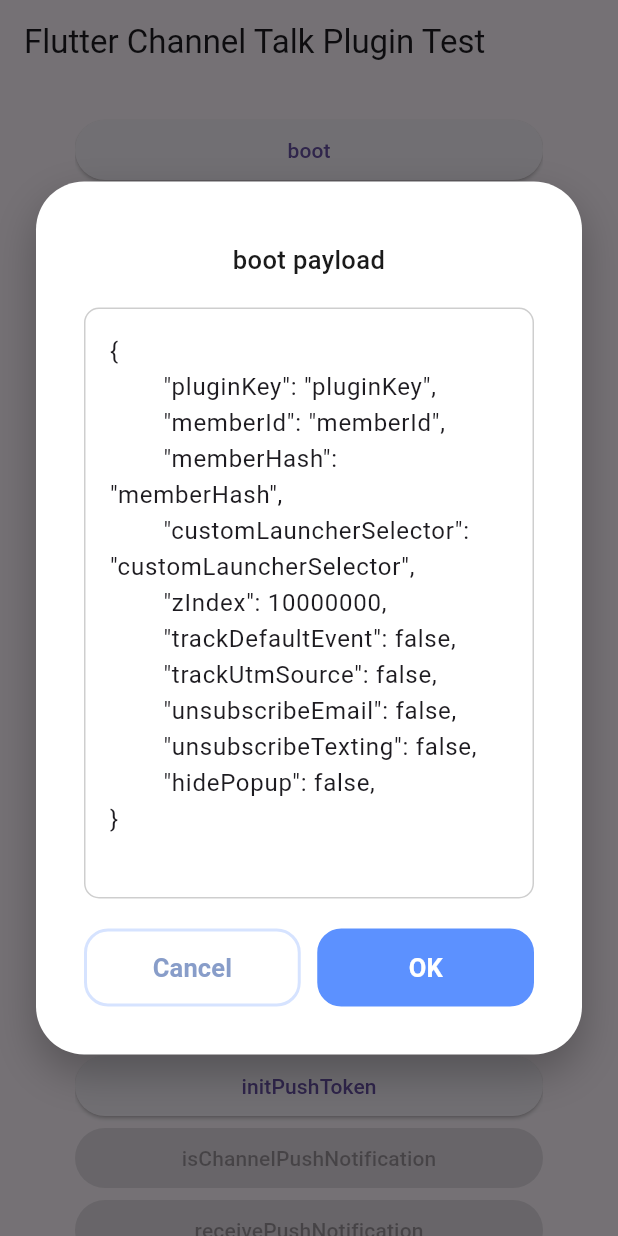
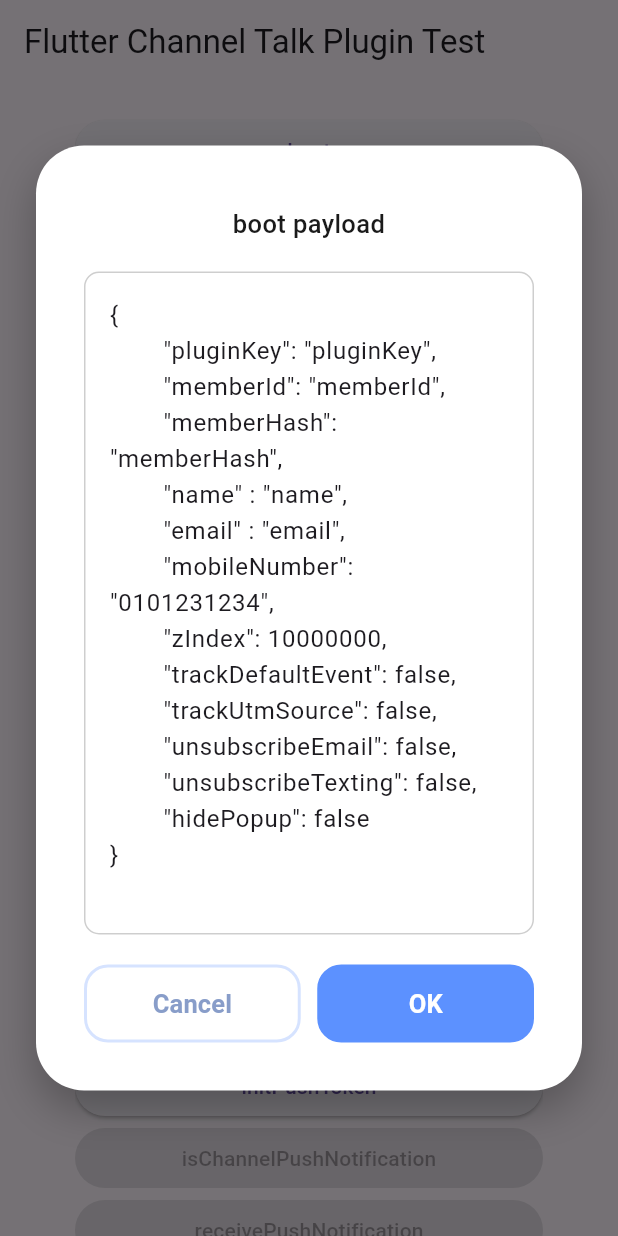
Before and after one commit to turlvo/channel_talk_flutter, a Flutter app: the screen it shows after launch, after a tap on "bootForWeb", on a phone screen of 412 x 824 dp. Run offline on Flutter 3.47's test engine with Material 3 defaults, Android fonts, the phone set to English and light mode, and no system bars; our stand-ins replace js, plugin_platform_interface, toast; missing offline and left inert: dart:js.

Commit message:
changed bootForWeb profile object to each field

```diff
--- a/example/lib/main.dart
+++ b/example/lib/main.dart
@@ -252,7 +252,7 @@
         "memberHash": "memberHash",
         "email": "email",
         "name": "name",
-        "mobileNumber": "mobileNumber",
+        "mobileNumber": "0101231234",
         "avatarUrl": "avatarUrl",
         "unsubscribeEmail": false,
         "unsubscribeTexting": false,
@@ -299,13 +299,15 @@
         "pluginKey": "pluginKey",
         "memberId": "memberId",
         "memberHash": "memberHash",
-        "customLauncherSelector": "customLauncherSelector",
+        "name" : "name",
+        "email" : "email",
+        "mobileNumber": "0101231234",
         "zIndex": 10000000,
         "trackDefaultEvent": false,
         "trackUtmSource": false,
         "unsubscribeEmail": false,
         "unsubscribeTexting": false,
-        "hidePopup": false,
+        "hidePopup": false
 }
                             ''';
                   showInputDialog(
@@ -318,6 +320,10 @@
                           pluginKey: args['pluginKey'],
                           memberId: args['memberId'],
                           memberHash: args['memberHash'],
+                          email: args['email'],
+                          name: args['name'],
+                          mobileNumber: args['mobileNumber'],
+                          avatarUrl: args['avatarUrl'],
                           customLauncherSelector:
                               args['customLauncherSelector'],
                           zIndex: args['zIndex'],
--- a/lib/channel_talk_flutter.dart
+++ b/lib/channel_talk_flutter.dart
@@ -68,13 +68,16 @@
   static Future<bool?> bootForWeb({
     required String pluginKey,
     String? memberId,
+    String? email,
+    String? name,
+    String? mobileNumber,
+    String? avatarUrl,
     String? customLauncherSelector,
     bool? hideChannelButtonOnBoot,
     int? zIndex,
     Language? language,
     bool? trackDefaultEvent,
     bool? trackUtmSource,
-    Object? profile,
     bool? unsubscribeEmail,
     bool? unsubscribeTexting,
     String? memberHash,
@@ -84,6 +87,10 @@
     Map<String, dynamic> config = {
       'pluginKey': pluginKey,
       if (memberId != null) 'memberId': memberId,
+      if (email != null) 'email': email,
+      if (name != null) 'name': name,
+      if (mobileNumber != null) 'mobileNumber': mobileNumber,
+      if (avatarUrl != null) 'avatarUrl': avatarUrl,
       if (customLauncherSelector != null)
         'customLauncherSelector': customLauncherSelector,
       if (hideChannelButtonOnBoot != null)
@@ -92,7 +99,6 @@
       if (language != null) 'language': language.value,
       if (trackDefaultEvent != null) 'trackDefaultEvent': trackDefaultEvent,
       if (trackUtmSource != null) 'trackUtmSource': trackUtmSource,
-      if (profile != null) 'profile': profile,
       if (unsubscribeEmail != null) 'unsubscribeEmail': unsubscribeEmail,
       if (unsubscribeTexting != null) 'unsubscribeTexting': unsubscribeTexting,
       if (memberHash != null) 'memberHash': memberHash,
--- a/lib/channel_talk_flutter_web.dart
+++ b/lib/channel_talk_flutter_web.dart
@@ -35,7 +35,17 @@
         language: config['language'],
         trackDefaultEvent: config['trackDefaultEvent'],
         trackUtmSource: config['trackUtmSource'],
-        profile: config['profile'],
+        profile: config['email'] != null ||
+                config['mobileNumber'] != null ||
+                config['avatarUrl'] != null ||
+                config['name'] != null
+            ? Profile(
+                email: config['email'],
+                mobileNumber: config['mobileNumber'],
+                name: config['name'],
+                avatarUrl: config['avatarUrl'],
+              )
+            : null,
         unsubscribeEmail: config['unsubscribeEmail'],
         unsubscribeTexting: config['unsubscribeTexting'],
         memberHash: config['memberHash'],
--- a/lib/web/channel_io_service.dart
+++ b/lib/web/channel_io_service.dart
@@ -14,7 +14,7 @@
   external String? get language;
   external bool? get trackDefaultEvent;
   external bool? get trackUtmSource;
-  external Object? get profile;
+  external Profile? get profile;
   external bool? get unsubscribeEmail;
   external bool? get unsubscribeTexting;
   external String? get memberHash;
@@ -30,7 +30,7 @@
     String? language,
     bool? trackDefaultEvent,
     bool? trackUtmSource,
-    Object? profile,
+    Profile? profile,
     bool? unsubscribeEmail,
     bool? unsubscribeTexting,
     String? memberHash,
```
